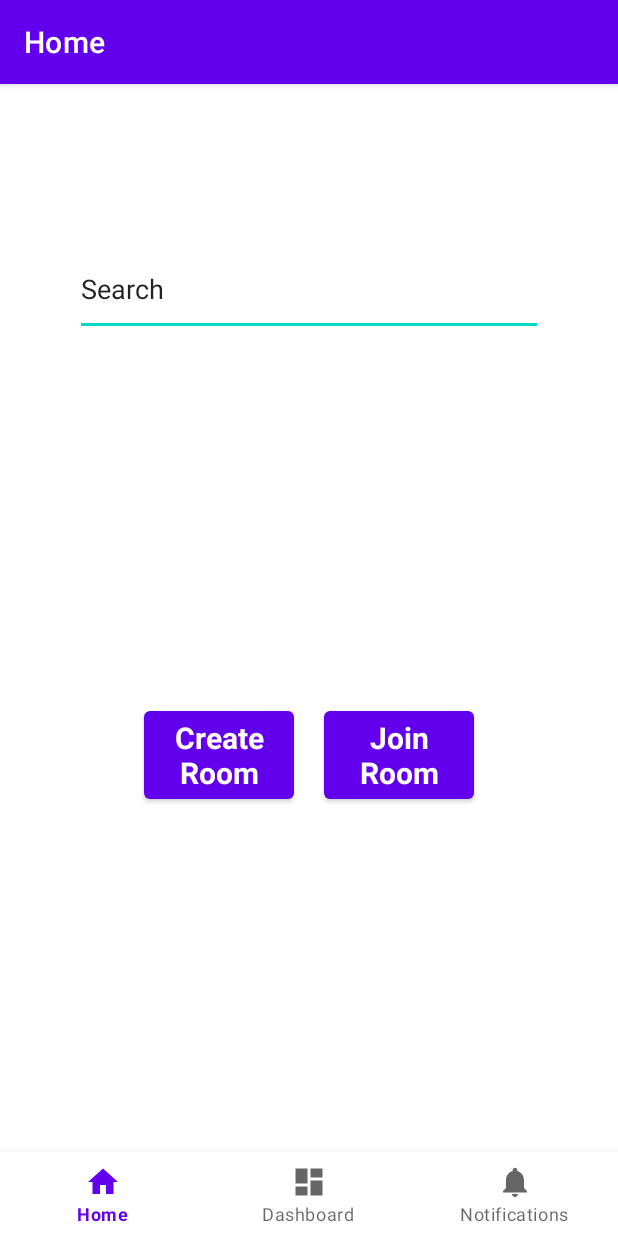
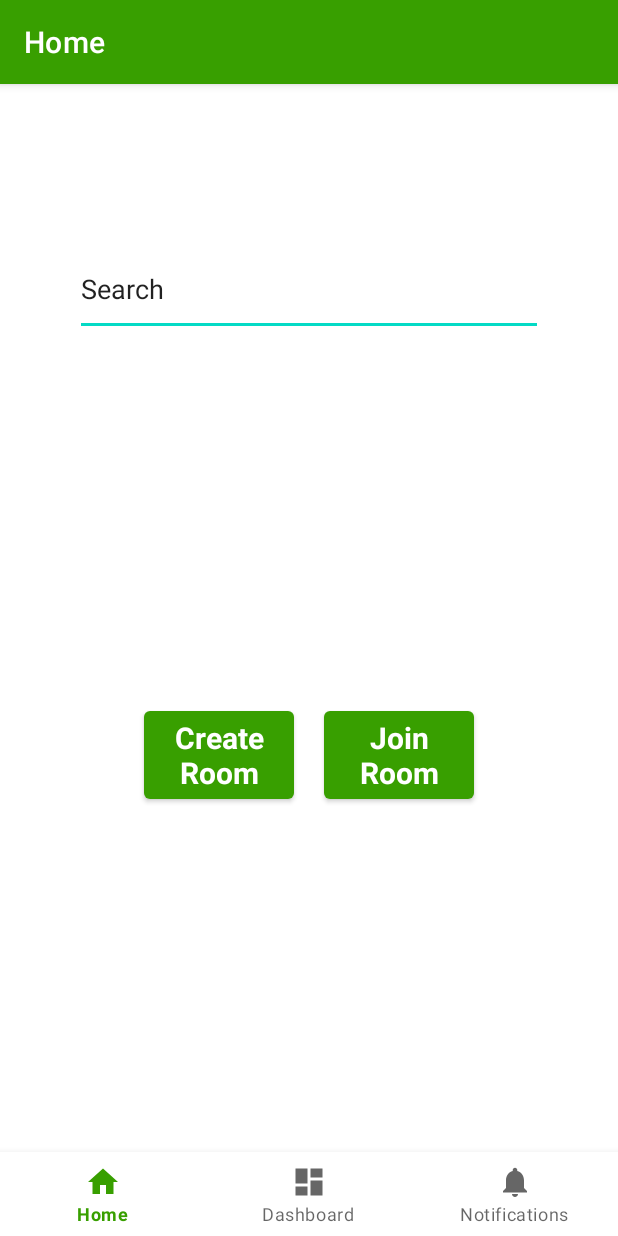
Before and after one commit to g-orl/JamParty, an Android app: the screen it shows after launch (MainActivity), on a phone screen of 412 x 824 dp. Run offline under Robolectric (Android 15) with nearby library versions, the phone set to English and light mode, and no system bars; our stand-ins replace Firebase (no records; nobody signed in at launch, a user with empty details on screens opened directly), navigation-ui.

Commit message:
Adjusted Room Row in join fragment and connected home view model to join fragment

```diff
--- a/app/src/main/java/fr/eurecom/jamparty/ui/home/HomeFragment.java
+++ b/app/src/main/java/fr/eurecom/jamparty/ui/home/HomeFragment.java
@@ -4,6 +4,7 @@ import android.os.Bundle;
 import android.view.LayoutInflater;
 import android.view.View;
 import android.view.ViewGroup;
+import android.widget.Button;
 import android.widget.ImageButton;
 import android.widget.Toast;
 
@@ -32,6 +33,15 @@ public class HomeFragment extends Fragment {
         ImageButton playButton = binding.playButton;
         ImageButton backButton = binding.backButton;
         ImageButton nextButton = binding.nextButton;
+        Button exitButton = binding.buttonExit;
+
+        exitButton.setOnClickListener(new View.OnClickListener() {
+            @Override
+            public void onClick(View v) {
+                homeViewModel.setRoomName("");
+                homeViewModel.setInRoom(false);
+            }
+        });
 
         binding.buttonCreate.setOnClickListener(new View.OnClickListener() {
             @Override
@@ -75,6 +85,7 @@ public class HomeFragment extends Fragment {
         homeViewModel.getInRoom().observe(this.getViewLifecycleOwner(), new Observer<Boolean>() {
             @Override
             public void onChanged(Boolean aBoolean) {
+                binding.buttonExit.setVisibility(aBoolean ? View.VISIBLE : View.GONE);
                 binding.playerArea.setVisibility(aBoolean ? View.VISIBLE : View.GONE);
                 binding.buttonCreate.setVisibility(aBoolean ? View.GONE : View.VISIBLE);
                 binding.buttonJoin.setVisibility(aBoolean ? View.GONE : View.VISIBLE);
--- a/app/src/main/res/layout/fragment_home.xml
+++ b/app/src/main/res/layout/fragment_home.xml
@@ -4,6 +4,7 @@
     xmlns:tools="http://schemas.android.com/tools"
     android:layout_width="match_parent"
     android:layout_height="match_parent"
+    android:backgroundTint="#FF1744"
     tools:context=".ui.home.HomeFragment">
 
     <LinearLayout
@@ -17,6 +18,11 @@
         app:layout_constraintStart_toStartOf="parent"
         app:layout_constraintTop_toTopOf="parent">
 
+        <LinearLayout
+            android:layout_width="wrap_content"
+            android:layout_height="wrap_content"
+            android:orientation="horizontal">
+
             <TextView
                 android:id="@+id/textRoomName"
                 android:layout_width="match_parent"
@@ -24,6 +30,18 @@
                 android:text="RoomName"
                 android:textSize="24sp"
                 android:textStyle="bold" />
+
+            <Button
+                android:id="@+id/buttonExit"
+                android:layout_width="100dp"
+                android:layout_height="wrap_content"
+                android:layout_marginStart="20dp"
+                android:layout_marginEnd="10dp"
+                android:text="Exit"
+                android:textAppearance="@style/TextAppearance.AppCompat.Body1"
+                android:textSize="20sp"
+                android:textStyle="bold" />
+        </LinearLayout>
 
         <EditText
             android:id="@+id/editTextText"
@@ -98,21 +116,21 @@
                 android:id="@+id/buttonCreate"
                 android:layout_width="100dp"
                 android:layout_height="wrap_content"
+                android:layout_marginEnd="10dp"
                 android:text="Create Room"
                 android:textAppearance="@style/TextAppearance.AppCompat.Body1"
                 android:textSize="20sp"
-                android:textStyle="bold"
-                android:layout_marginEnd="10dp"/>
+                android:textStyle="bold" />
 
             <Button
                 android:id="@+id/buttonJoin"
                 android:layout_width="100dp"
                 android:layout_height="wrap_content"
+                android:layout_marginStart="10dp"
                 android:text="Join Room"
                 android:textAppearance="@style/TextAppearance.AppCompat.Body1"
                 android:textSize="20sp"
-                android:textStyle="bold"
-                android:layout_marginStart="10dp" />
+                android:textStyle="bold" />
         </LinearLayout>
 
     </LinearLayout>
--- a/app/src/main/res/values-night/themes.xml
+++ b/app/src/main/res/values-night/themes.xml
@@ -2,8 +2,8 @@
     <!-- Base application theme. -->
     <style name="Theme.JamParty" parent="Theme.MaterialComponents.DayNight.DarkActionBar">
         <!-- Primary brand color. -->
-        <item name="colorPrimary">@color/purple_200</item>
-        <item name="colorPrimaryVariant">@color/purple_700</item>
+        <item name="colorPrimary">@color/green_200</item>
+        <item name="colorPrimaryVariant">@color/green_700</item>
         <item name="colorOnPrimary">@color/black</item>
         <!-- Secondary brand color. -->
         <item name="colorSecondary">@color/teal_200</item>
--- a/app/src/main/res/values/colors.xml
+++ b/app/src/main/res/values/colors.xml
@@ -1,8 +1,8 @@
 <?xml version="1.0" encoding="utf-8"?>
 <resources>
-    <color name="purple_200">#FFBB86FC</color>
-    <color name="purple_500">#FF6200EE</color>
-    <color name="purple_700">#FF3700B3</color>
+    <color name="green_200">#5EAF5F</color>
+    <color name="green_500">#389F00</color>
+    <color name="green_700">#0B6E00</color>
     <color name="teal_200">#FF03DAC5</color>
     <color name="teal_700">#FF018786</color>
     <color name="black">#FF000000</color>
--- a/app/src/main/res/values/themes.xml
+++ b/app/src/main/res/values/themes.xml
@@ -2,8 +2,8 @@
     <!-- Base application theme. -->
     <style name="Theme.JamParty" parent="Theme.MaterialComponents.DayNight.DarkActionBar">
         <!-- Primary brand color. -->
-        <item name="colorPrimary">@color/purple_500</item>
-        <item name="colorPrimaryVariant">@color/purple_700</item>
+        <item name="colorPrimary">@color/green_500</item>
+        <item name="colorPrimaryVariant">@color/green_700</item>
         <item name="colorOnPrimary">@color/white</item>
         <!-- Secondary brand color. -->
         <item name="colorSecondary">@color/teal_200</item>
```
Lines whose indentation alone changed are shown as unchanged.
